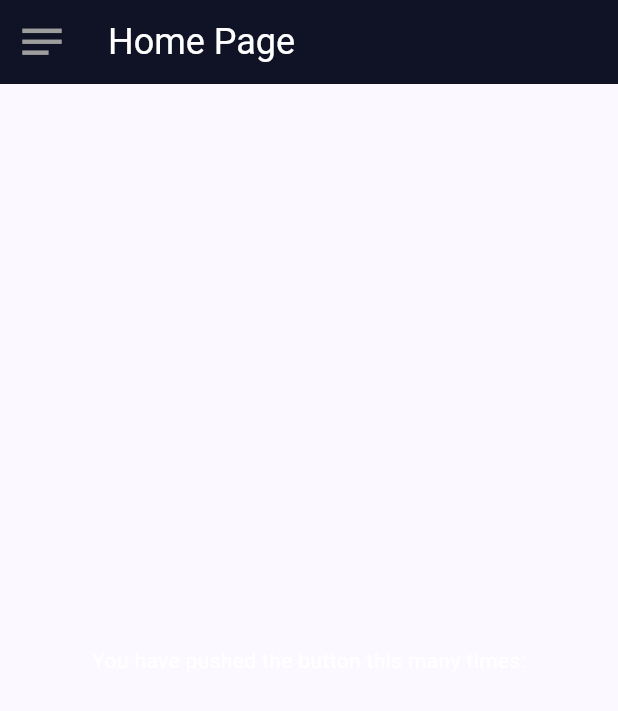
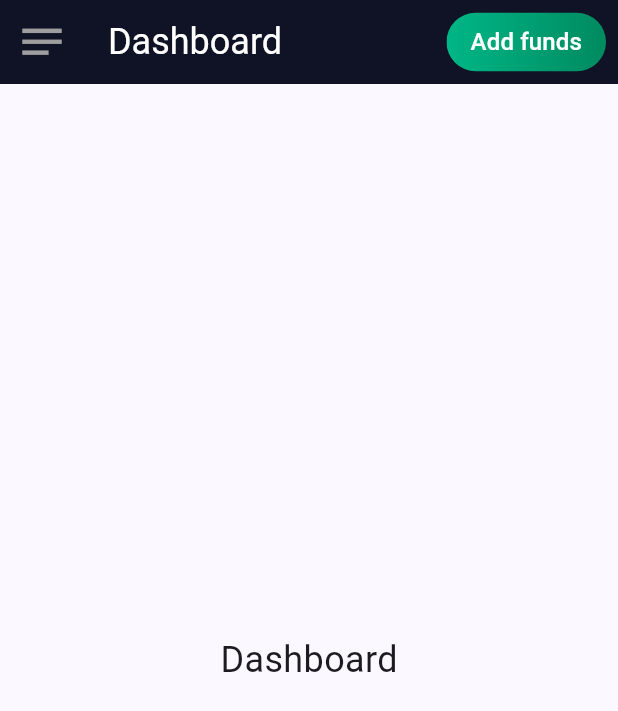
Before and after one commit to DarkoSasanski/FinanceManager, a Flutter app: the screen it shows after launch, on a phone screen of 412 x 824 dp. Shown: the top 711 px of the screen. Run offline on Flutter 3.47's test engine with Material 3 defaults, Android fonts, the phone set to English and light mode, and no system bars.

Commit message:
added dashboard page

```diff
--- a/lib/main.dart
+++ b/lib/main.dart
@@ -1,7 +1,5 @@
-import 'package:financemanager/components/appBar/custom_app_bar.dart';
+import 'package:financemanager/pages/dashboard.dart';
 import 'package:flutter/material.dart';
-
-import 'components/sideMenu/side_menu.dart';
 
 void main() {
   runApp(const MyApp());
@@ -40,47 +38,7 @@ class MyApp extends StatelessWidget {
         ),
         useMaterial3: true,
       ),
-      home: const MyHomePage(title: 'Flutter Demo Home Page'),
+      home: const Dashboard(),
     );
   }
 }
-
-class MyHomePage extends StatefulWidget {
-  const MyHomePage({super.key, required this.title});
-
-  final String title;
-
-  @override
-  State<MyHomePage> createState() => _MyHomePageState();
-}
-
-class _MyHomePageState extends State<MyHomePage> {
-  int _counter = 0;
-
-  void _incrementCounter() {
-    setState(() {
-      _counter++;
-    });
-  }
-
-  @override
-  Widget build(BuildContext context) {
-    return const Scaffold(
-      appBar: CustomAppBar(
-        title: "Home Page",
-      ),
-      drawer: SideMenu(),
-      body: Center(
-        child: Column(
-          mainAxisAlignment: MainAxisAlignment.center,
-          children: <Widget>[
-            Text(
-              'You have pushed the button this many times:',
-              style: TextStyle(color: Colors.white),
-            ),
-          ],
-        ),
-      ),
-    );
-  }
-}
--- /dev/null
+++ b/lib/pages/dashboard.dart
@@ -0,0 +1,29 @@
+import 'package:financemanager/components/appBar/custom_app_bar.dart';
+import 'package:flutter/material.dart';
+
+import '../components/sideMenu/side_menu.dart';
+
+class Dashboard extends StatefulWidget {
+  const Dashboard({super.key});
+
+  @override
+  State<Dashboard> createState() => _DashboardState();
+}
+
+class _DashboardState extends State<Dashboard> {
+  @override
+  Widget build(BuildContext context) {
+    return Scaffold(
+        appBar: CustomAppBar(
+            title: "Dashboard",
+            actionButtonText: "Add funds",
+            actionButtonOnPressed: () {}),
+        drawer: const SideMenu(),
+        body: const Center(
+          child: Text(
+            'Dashboard',
+            style: TextStyle(fontSize: 24),
+          ),
+        ));
+  }
+}
```
